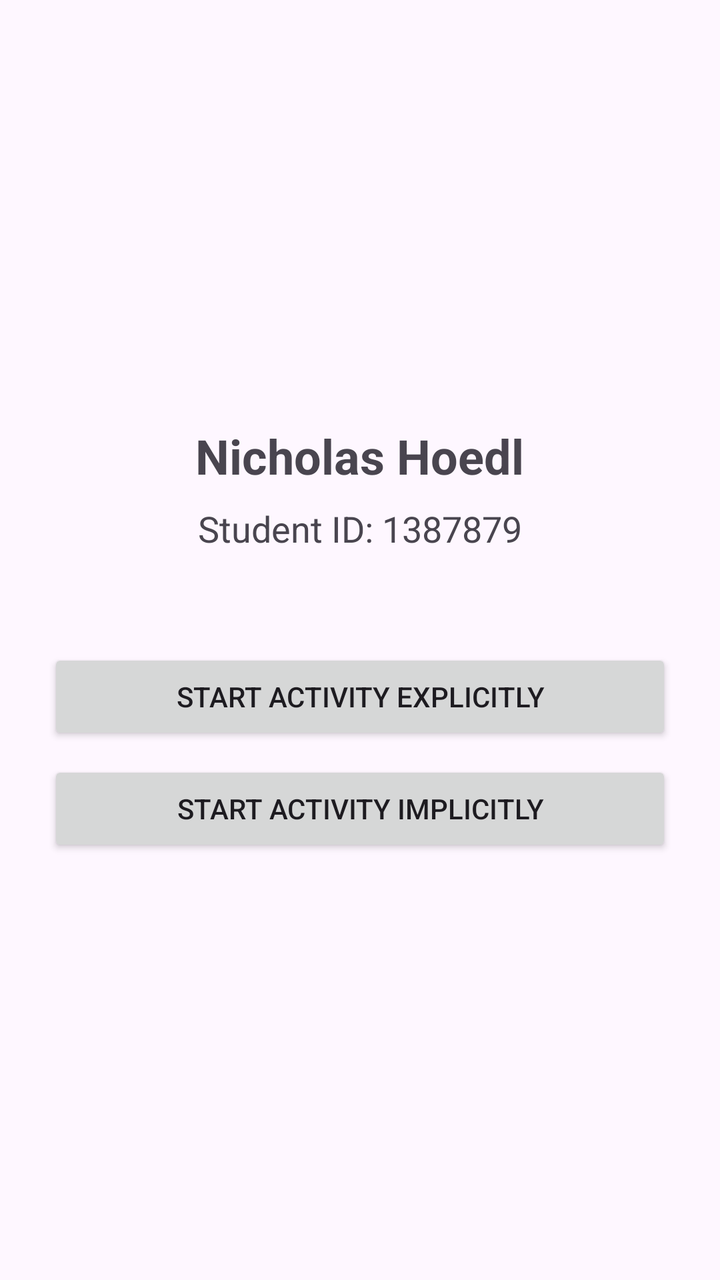
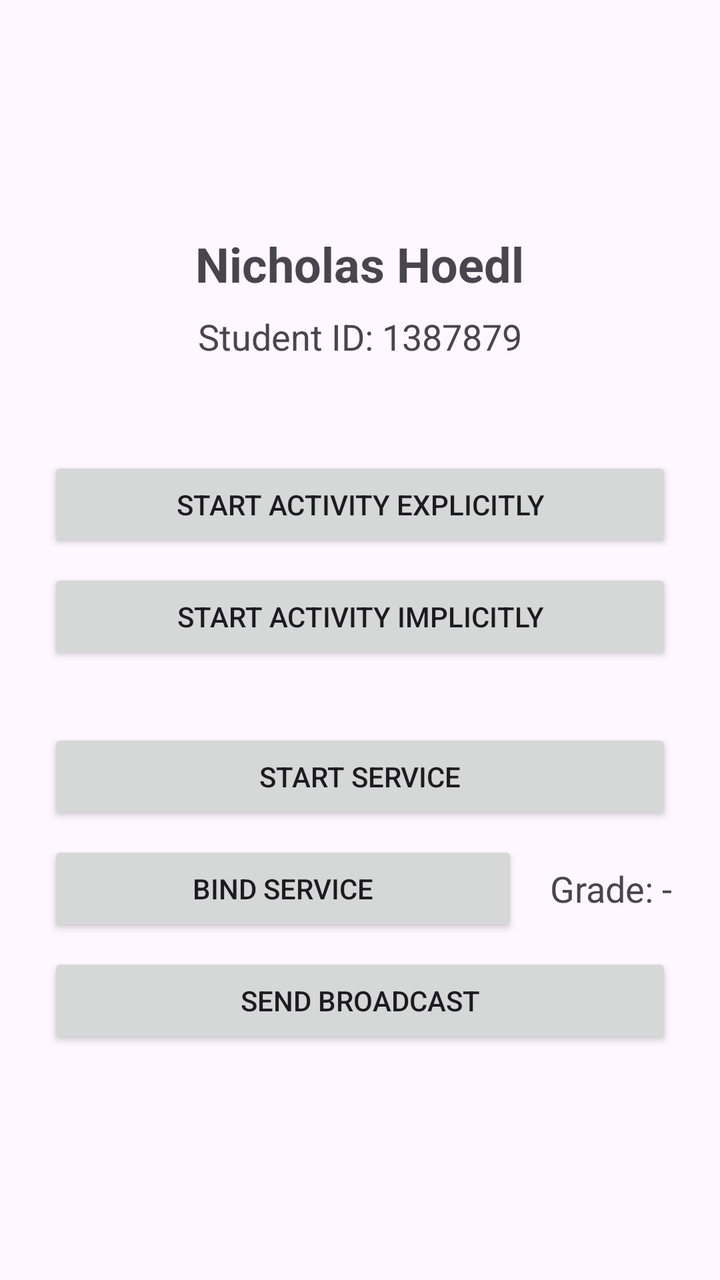

Before-and-after screenshots of an Android layout around one commit, followed by the original layout XML and the change that was made.
<!-- AndroidManifest.xml: application theme Theme.CS412AndroidApp -->
<!-- res/layout/activity_main.xml -->
<?xml version="1.0" encoding="utf-8"?>
<LinearLayout xmlns:android="http://schemas.android.com/apk/res/android"
    xmlns:tools="http://schemas.android.com/tools"
    android:id="@+id/main"
    android:layout_width="match_parent"
    android:layout_height="match_parent"
    android:gravity="center"
    android:orientation="vertical"
    tools:context=".MainActivity">

    <TextView
        android:id="@+id/textName"
        android:layout_width="wrap_content"
        android:layout_height="wrap_content"
        android:text="@string/student_name"
        android:textSize="24sp"
        android:textStyle="bold" />

    <TextView
        android:id="@+id/textStudentId"
        android:layout_width="wrap_content"
        android:layout_height="wrap_content"
        android:layout_marginTop="8dp"
        android:text="@string/student_id"
        android:textSize="18sp" />

    <Button
        android:id="@+id/buttonExplicit"
        android:layout_width="match_parent"
        android:layout_height="wrap_content"
        android:layout_marginHorizontal="24dp"
        android:layout_marginTop="48dp"
        android:text="@string/btn_start_explicit" />

    <Button
        android:id="@+id/buttonImplicit"
        android:layout_width="match_parent"
        android:layout_height="wrap_content"
        android:layout_marginHorizontal="24dp"
        android:layout_marginTop="8dp"
        android:text="@string/btn_start_implicit" />

</LinearLayout>
<!-- resources referenced by this layout -->
<resources>
  <string name="btn_start_explicit">Start Activity Explicitly</string>
  <string name="btn_start_implicit">Start Activity Implicitly</string>
  <string name="student_id">Student ID: 1387879</string>
  <string name="student_name">Nicholas Hoedl</string>
  <style name="Theme.CS412AndroidApp" parent="Base.Theme.CS412AndroidApp" />
  <style name="Base.Theme.CS412AndroidApp" parent="Theme.Material3.DayNight.NoActionBar">
          
          
      </style>
</resources>

<!-- the commit's change to res/layout/activity_main.xml (unified diff, before → after) -->
@@ -40,4 +40,45 @@
         android:layout_marginTop="8dp"
         android:text="@string/btn_start_implicit" />
 
+    <Button
+        android:id="@+id/buttonStartService"
+        android:layout_width="match_parent"
+        android:layout_height="wrap_content"
+        android:layout_marginHorizontal="24dp"
+        android:layout_marginTop="32dp"
+        android:text="@string/btn_start_service" />
+
+    <LinearLayout
+        android:layout_width="match_parent"
+        android:layout_height="wrap_content"
+        android:layout_marginHorizontal="24dp"
+        android:layout_marginTop="8dp"
+        android:gravity="center_vertical"
+        android:orientation="horizontal">
+
+        <Button
+            android:id="@+id/buttonBindService"
+            android:layout_width="0dp"
+            android:layout_height="wrap_content"
+            android:layout_weight="1"
+            android:text="@string/btn_bind_service" />
+
+        <TextView
+            android:id="@+id/textGrade"
+            android:layout_width="wrap_content"
+            android:layout_height="wrap_content"
+            android:layout_marginStart="16dp"
+            android:text="@string/grade_placeholder"
+            android:textSize="18sp" />
+
+    </LinearLayout>
+
+    <Button
+        android:id="@+id/buttonSendBroadcast"
+        android:layout_width="match_parent"
+        android:layout_height="wrap_content"
+        android:layout_marginHorizontal="24dp"
+        android:layout_marginTop="8dp"
+        android:text="@string/btn_send_broadcast" />
+
 </LinearLayout>
<!-- resource entries referenced after the edit -->
@@ -1,7 +1,11 @@
 <!-- resources referenced by this layout -->
 <resources>
+  <string name="btn_bind_service">Bind Service</string>
+  <string name="btn_send_broadcast">Send Broadcast</string>
   <string name="btn_start_explicit">Start Activity Explicitly</string>
   <string name="btn_start_implicit">Start Activity Implicitly</string>
+  <string name="btn_start_service">Start Service</string>
+  <string name="grade_placeholder">Grade: -</string>
   <string name="student_id">Student ID: 1387879</string>
   <string name="student_name">Nicholas Hoedl</string>
   <style name="Theme.CS412AndroidApp" parent="Base.Theme.CS412AndroidApp" />
